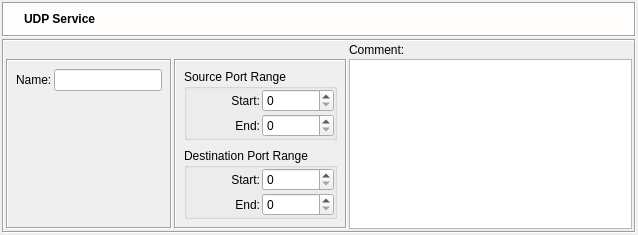
The window that src/gui/udpservicedialog_q.ui (fwbuilder/fwbuilder) describes before a commit, drawn with Qt 5.
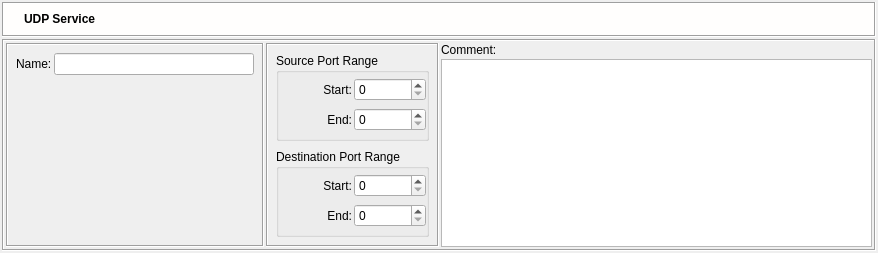
The same window after the commit. Icons and pictures are not drawn.

Commit message: layout fixes on mac

```diff
--- a/src/gui/udpservicedialog_q.ui
+++ b/src/gui/udpservicedialog_q.ui
@@ -8,8 +8,8 @@
    <rect>
     <x>0</x>
     <y>0</y>
-    <width>638</width>
-    <height>195</height>
+    <width>878</width>
+    <height>253</height>
    </rect>
   </property>
   <property name="sizePolicy" >
@@ -226,230 +226,7 @@
         <enum>QFrame::Sunken</enum>
        </property>
        <layout class="QGridLayout" >
-        <property name="leftMargin" >
-         <number>2</number>
-        </property>
-        <property name="topMargin" >
-         <number>2</number>
-        </property>
-        <property name="rightMargin" >
-         <number>2</number>
-        </property>
-        <property name="bottomMargin" >
-         <number>2</number>
-        </property>
-        <property name="horizontalSpacing" >
-         <number>2</number>
-        </property>
-        <property name="verticalSpacing" >
-         <number>2</number>
-        </property>
-        <item row="1" column="2" >
-         <widget class="QTextEdit" name="comment" >
-          <property name="sizePolicy" >
-           <sizepolicy vsizetype="Expanding" hsizetype="Expanding" >
-            <horstretch>0</horstretch>
-            <verstretch>0</verstretch>
-           </sizepolicy>
-          </property>
-          <property name="minimumSize" >
-           <size>
-            <width>200</width>
-            <height>0</height>
-           </size>
-          </property>
-          <property name="tabChangesFocus" >
-           <bool>true</bool>
-          </property>
-         </widget>
-        </item>
-        <item row="0" column="2" >
-         <widget class="QLabel" name="textLabel2" >
-          <property name="text" >
-           <string>Comment:</string>
-          </property>
-          <property name="wordWrap" >
-           <bool>false</bool>
-          </property>
-         </widget>
-        </item>
-        <item row="1" column="1" >
-         <widget class="QFrame" name="frame27" >
-          <property name="frameShape" >
-           <enum>QFrame::Box</enum>
-          </property>
-          <property name="frameShadow" >
-           <enum>QFrame::Sunken</enum>
-          </property>
-          <layout class="QGridLayout" >
-           <property name="leftMargin" >
-            <number>8</number>
-           </property>
-           <property name="topMargin" >
-            <number>8</number>
-           </property>
-           <property name="rightMargin" >
-            <number>8</number>
-           </property>
-           <property name="bottomMargin" >
-            <number>8</number>
-           </property>
-           <property name="horizontalSpacing" >
-            <number>2</number>
-           </property>
-           <property name="verticalSpacing" >
-            <number>8</number>
-           </property>
-           <item row="0" column="0" >
-            <widget class="QGroupBox" name="groupBox1" >
-             <property name="title" >
-              <string>Source Port Range</string>
-             </property>
-             <layout class="QGridLayout" >
-              <property name="leftMargin" >
-               <number>0</number>
-              </property>
-              <property name="topMargin" >
-               <number>0</number>
-              </property>
-              <property name="rightMargin" >
-               <number>0</number>
-              </property>
-              <property name="bottomMargin" >
-               <number>0</number>
-              </property>
-              <property name="horizontalSpacing" >
-               <number>2</number>
-              </property>
-              <property name="verticalSpacing" >
-               <number>2</number>
-              </property>
-              <item row="0" column="0" >
-               <widget class="QLabel" name="textLabel3" >
-                <property name="text" >
-                 <string>Start:</string>
-                </property>
-                <property name="alignment" >
-                 <set>Qt::AlignRight|Qt::AlignTrailing|Qt::AlignVCenter</set>
-                </property>
-                <property name="wordWrap" >
-                 <bool>false</bool>
-                </property>
-               </widget>
-              </item>
-              <item row="0" column="1" >
-               <widget class="QSpinBox" name="ss" >
-                <property name="buttonSymbols" >
-                 <enum>QAbstractSpinBox::UpDownArrows</enum>
-                </property>
-                <property name="maximum" >
-                 <number>65535</number>
-                </property>
-               </widget>
-              </item>
-              <item row="1" column="0" >
-               <widget class="QLabel" name="textLabel3_2" >
-                <property name="text" >
-                 <string>End:</string>
-                </property>
-                <property name="alignment" >
-                 <set>Qt::AlignRight|Qt::AlignTrailing|Qt::AlignVCenter</set>
-                </property>
-                <property name="wordWrap" >
-                 <bool>false</bool>
-                </property>
-               </widget>
-              </item>
-              <item row="1" column="1" >
-               <widget class="QSpinBox" name="se" >
-                <property name="buttonSymbols" >
-                 <enum>QAbstractSpinBox::UpDownArrows</enum>
-                </property>
-                <property name="maximum" >
-                 <number>65535</number>
-                </property>
-               </widget>
-              </item>
-             </layout>
-            </widget>
-           </item>
-           <item row="1" column="0" >
-            <widget class="QGroupBox" name="groupBox1_2" >
-             <property name="title" >
-              <string>Destination Port Range</string>
-             </property>
-             <layout class="QGridLayout" >
-              <property name="leftMargin" >
-               <number>0</number>
-              </property>
-              <property name="topMargin" >
-               <number>0</number>
-              </property>
-              <property name="rightMargin" >
-               <number>0</number>
-              </property>
-              <property name="bottomMargin" >
-               <number>0</number>
-              </property>
-              <property name="horizontalSpacing" >
-               <number>2</number>
-              </property>
-              <property name="verticalSpacing" >
-               <number>2</number>
-              </property>
-              <item row="0" column="0" >
-               <widget class="QLabel" name="textLabel3_3" >
-                <property name="text" >
-                 <string>Start:</string>
-                </property>
-                <property name="alignment" >
-                 <set>Qt::AlignRight|Qt::AlignTrailing|Qt::AlignVCenter</set>
-                </property>
-                <property name="wordWrap" >
-                 <bool>false</bool>
-                </property>
-               </widget>
-              </item>
-              <item row="0" column="1" >
-               <widget class="QSpinBox" name="ds" >
-                <property name="buttonSymbols" >
-                 <enum>QAbstractSpinBox::UpDownArrows</enum>
-                </property>
-                <property name="maximum" >
-                 <number>65535</number>
-                </property>
-               </widget>
-              </item>
-              <item row="1" column="0" >
-               <widget class="QLabel" name="textLabel3_2_2" >
-                <property name="text" >
-                 <string>End:</string>
-                </property>
-                <property name="alignment" >
-                 <set>Qt::AlignRight|Qt::AlignTrailing|Qt::AlignVCenter</set>
-                </property>
-                <property name="wordWrap" >
-                 <bool>false</bool>
-                </property>
-               </widget>
-              </item>
-              <item row="1" column="1" >
-               <widget class="QSpinBox" name="de" >
-                <property name="buttonSymbols" >
-                 <enum>QAbstractSpinBox::UpDownArrows</enum>
-                </property>
-                <property name="maximum" >
-                 <number>65535</number>
-                </property>
-               </widget>
-              </item>
-             </layout>
-            </widget>
-           </item>
-          </layout>
-         </widget>
-        </item>
-        <item row="1" column="0" >
+        <item rowspan="2" row="0" column="0" >
          <widget class="QFrame" name="frame28" >
           <property name="frameShape" >
            <enum>QFrame::Box</enum>
@@ -512,7 +289,7 @@
              </property>
              <property name="minimumSize" >
               <size>
-               <width>0</width>
+               <width>200</width>
                <height>0</height>
               </size>
              </property>
@@ -521,6 +298,217 @@
           </layout>
          </widget>
         </item>
+        <item rowspan="2" row="0" column="1" >
+         <widget class="QFrame" name="frame27" >
+          <property name="frameShape" >
+           <enum>QFrame::Box</enum>
+          </property>
+          <property name="frameShadow" >
+           <enum>QFrame::Sunken</enum>
+          </property>
+          <layout class="QGridLayout" >
+           <property name="leftMargin" >
+            <number>8</number>
+           </property>
+           <property name="topMargin" >
+            <number>8</number>
+           </property>
+           <property name="rightMargin" >
+            <number>8</number>
+           </property>
+           <property name="bottomMargin" >
+            <number>8</number>
+           </property>
+           <property name="horizontalSpacing" >
+            <number>2</number>
+           </property>
+           <property name="verticalSpacing" >
+            <number>8</number>
+           </property>
+           <item row="0" column="0" >
+            <widget class="QGroupBox" name="groupBox1" >
+             <property name="title" >
+              <string>Source Port Range</string>
+             </property>
+             <layout class="QGridLayout" >
+              <property name="leftMargin" >
+               <number>0</number>
+              </property>
+              <property name="topMargin" >
+               <number>0</number>
+              </property>
+              <property name="rightMargin" >
+               <number>0</number>
+              </property>
+              <property name="bottomMargin" >
+               <number>0</number>
+              </property>
+              <property name="horizontalSpacing" >
+               <number>2</number>
+              </property>
+              <property name="verticalSpacing" >
+               <number>2</number>
+              </property>
+              <item row="0" column="0" >
+               <widget class="QLabel" name="textLabel3" >
+                <property name="text" >
+                 <string>Start:</string>
+                </property>
+                <property name="alignment" >
+                 <set>Qt::AlignRight|Qt::AlignTrailing|Qt::AlignVCenter</set>
+                </property>
+                <property name="wordWrap" >
+                 <bool>false</bool>
+                </property>
+               </widget>
+              </item>
+              <item row="0" column="1" >
+               <widget class="QSpinBox" name="ss" >
+                <property name="buttonSymbols" >
+                 <enum>QAbstractSpinBox::UpDownArrows</enum>
+                </property>
+                <property name="maximum" >
+                 <number>65535</number>
+                </property>
+               </widget>
+              </item>
+              <item row="1" column="0" >
+               <widget class="QLabel" name="textLabel3_2" >
+                <property name="text" >
+                 <string>End:</string>
+                </property>
+                <property name="alignment" >
+                 <set>Qt::AlignRight|Qt::AlignTrailing|Qt::AlignVCenter</set>
+                </property>
+                <property name="wordWrap" >
+                 <bool>false</bool>
+                </property>
+               </widget>
+              </item>
+              <item row="1" column="1" >
+               <widget class="QSpinBox" name="se" >
+                <property name="buttonSymbols" >
+                 <enum>QAbstractSpinBox::UpDownArrows</enum>
+                </property>
+                <property name="maximum" >
+                 <number>65535</number>
+                </property>
+               </widget>
+              </item>
+             </layout>
+            </widget>
+           </item>
+           <item row="1" column="0" >
+            <widget class="QGroupBox" name="groupBox1_2" >
+             <property name="title" >
+              <string>Destination Port Range</string>
+             </property>
+             <layout class="QGridLayout" >
+              <property name="leftMargin" >
+               <number>0</number>
+              </property>
+              <property name="topMargin" >
+               <number>0</number>
+              </property>
+              <property name="rightMargin" >
+               <number>0</number>
+              </property>
+              <property name="bottomMargin" >
+               <number>0</number>
+              </property>
+              <property name="horizontalSpacing" >
+               <number>2</number>
+              </property>
+              <property name="verticalSpacing" >
+               <number>2</number>
+              </property>
+              <item row="0" column="0" >
+               <widget class="QLabel" name="textLabel3_3" >
+                <property name="text" >
+                 <string>Start:</string>
+                </property>
+                <property name="alignment" >
+                 <set>Qt::AlignRight|Qt::AlignTrailing|Qt::AlignVCenter</set>
+                </property>
+                <property name="wordWrap" >
+                 <bool>false</bool>
+                </property>
+               </widget>
+              </item>
+              <item row="0" column="1" >
+               <widget class="QSpinBox" name="ds" >
+                <property name="buttonSymbols" >
+                 <enum>QAbstractSpinBox::UpDownArrows</enum>
+                </property>
+                <property name="maximum" >
+                 <number>65535</number>
+                </property>
+               </widget>
+              </item>
+              <item row="1" column="0" >
+               <widget class="QLabel" name="textLabel3_2_2" >
+                <property name="text" >
+                 <string>End:</string>
+                </property>
+                <property name="alignment" >
+                 <set>Qt::AlignRight|Qt::AlignTrailing|Qt::AlignVCenter</set>
+                </property>
+                <property name="wordWrap" >
+                 <bool>false</bool>
+                </property>
+               </widget>
+              </item>
+              <item row="1" column="1" >
+               <widget class="QSpinBox" name="de" >
+                <property name="buttonSymbols" >
+                 <enum>QAbstractSpinBox::UpDownArrows</enum>
+                </property>
+                <property name="maximum" >
+                 <number>65535</number>
+                </property>
+               </widget>
+              </item>
+             </layout>
+            </widget>
+           </item>
+          </layout>
+         </widget>
+        </item>
+        <item row="0" column="2" >
+         <widget class="QLabel" name="textLabel2" >
+          <property name="sizePolicy" >
+           <sizepolicy vsizetype="Fixed" hsizetype="Preferred" >
+            <horstretch>0</horstretch>
+            <verstretch>0</verstretch>
+           </sizepolicy>
+          </property>
+          <property name="text" >
+           <string>Comment:</string>
+          </property>
+          <property name="wordWrap" >
+           <bool>false</bool>
+          </property>
+         </widget>
+        </item>
+        <item row="1" column="2" >
+         <widget class="QTextEdit" name="comment" >
+          <property name="sizePolicy" >
+           <sizepolicy vsizetype="Expanding" hsizetype="Expanding" >
+            <horstretch>0</horstretch>
+            <verstretch>0</verstretch>
+           </sizepolicy>
+          </property>
+          <property name="minimumSize" >
+           <size>
+            <width>200</width>
+            <height>0</height>
+           </size>
+          </property>
+          <property name="tabChangesFocus" >
+           <bool>true</bool>
+          </property>
+         </widget>
+        </item>
        </layout>
       </widget>
      </item>
```
The commit also changes 23 other files.
